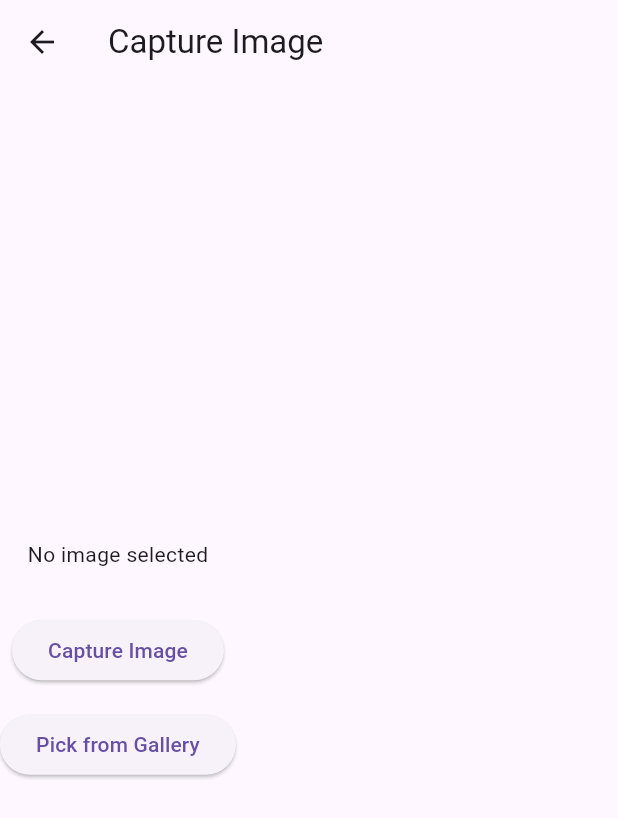
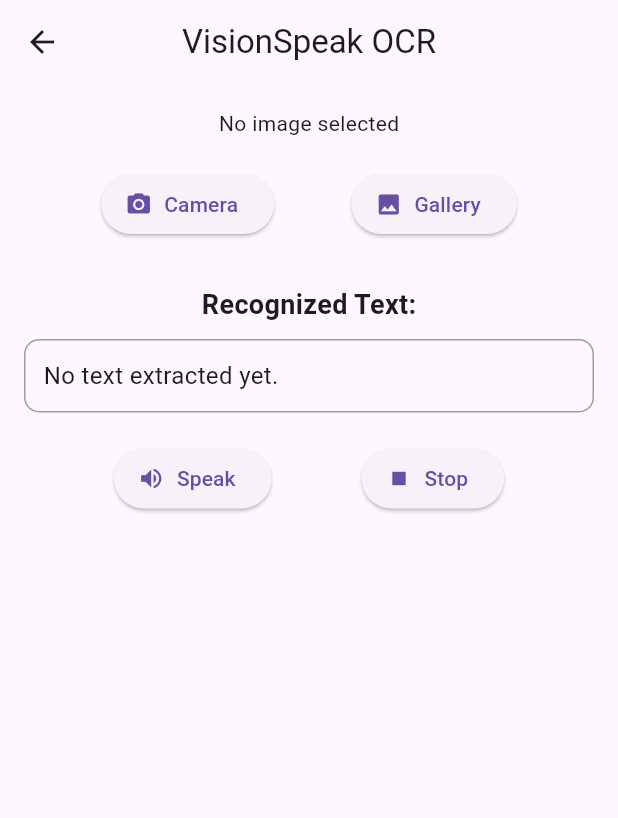
Before and after one commit to pranitpawar24/Visionspeak, a Flutter app: the CaptureScreen screen opened directly, on a phone screen of 412 x 824 dp. Shown: the top 818 px of the screen. Run offline on Flutter 3.47's test engine with Material 3 defaults, Android fonts, the phone set to English and light mode, and no system bars; our stand-ins replace flutter_tts, image_picker; missing offline and left inert: google_mlkit_text_recognition.

Commit message:
google ml kit and tts implemented

```diff
--- a/lib/screens/capture_screen.dart
+++ b/lib/screens/capture_screen.dart
@@ -1,6 +1,8 @@
 import 'dart:io';
 import 'package:flutter/material.dart';
 import 'package:image_picker/image_picker.dart';
+import 'package:google_mlkit_text_recognition/google_mlkit_text_recognition.dart';
+import 'package:flutter_tts/flutter_tts.dart';
 
 class CaptureScreen extends StatefulWidget {
   const CaptureScreen({super.key});
@@ -11,56 +13,157 @@ class CaptureScreen extends StatefulWidget {
 
 class _CaptureScreenState extends State<CaptureScreen> {
   File? _image;
+  String _recognizedText = '';
+  bool _isProcessing = false;
+
   final ImagePicker _picker = ImagePicker();
+  final TextRecognizer _textRecognizer =
+  TextRecognizer(script: TextRecognitionScript.latin);
+  final FlutterTts _flutterTts = FlutterTts();
 
-  Future<void> _pickFromCamera() async {
-    final XFile? picked =
-    await _picker.pickImage(source: ImageSource.camera);
+  // -------------------- IMAGE PICK --------------------
+
+  Future<void> _pickImage(ImageSource source) async {
+    final XFile? picked = await _picker.pickImage(source: source);
+
     if (picked != null) {
+      final File imageFile = File(picked.path);
+
       setState(() {
-        _image = File(picked.path);
+        _image = imageFile;
+        _recognizedText = '';
+        _isProcessing = true;
       });
+
+      await _processImage(imageFile);
     }
   }
 
-  Future<void> _pickFromGallery() async {
-    final XFile? picked =
-    await _picker.pickImage(source: ImageSource.gallery);
-    if (picked != null) {
+  // -------------------- OCR PROCESS --------------------
+
+  Future<void> _processImage(File imageFile) async {
+    final inputImage = InputImage.fromFile(imageFile);
+    final RecognizedText recognizedText =
+    await _textRecognizer.processImage(inputImage);
+
     setState(() {
-        _image = File(picked.path);
+      _recognizedText = recognizedText.text.isEmpty
+          ? "No text found in the image."
+          : recognizedText.text;
+      _isProcessing = false;
     });
   }
+
+  // -------------------- TEXT TO SPEECH --------------------
+
+  Future<void> _speakText() async {
+    if (_recognizedText.isNotEmpty &&
+        _recognizedText != "No text found in the image.") {
+      await _flutterTts.setLanguage("en-US");
+      await _flutterTts.setSpeechRate(0.5);
+      await _flutterTts.setVolume(1.0);
+      await _flutterTts.setPitch(1.0);
+      await _flutterTts.speak(_recognizedText);
     }
+  }
+
+  Future<void> _stopSpeaking() async {
+    await _flutterTts.stop();
+  }
+
+  // -------------------- DISPOSE --------------------
+
+  @override
+  void dispose() {
+    _textRecognizer.close();
+    _flutterTts.stop();
+    super.dispose();
+  }
+
+  // -------------------- UI --------------------
 
   @override
   Widget build(BuildContext context) {
     return Scaffold(
       appBar: AppBar(
-        title: const Text('Capture Image'),
+        title: const Text("VisionSpeak OCR"),
+        centerTitle: true,
       ),
-      body: Column(
-        mainAxisAlignment: MainAxisAlignment.center,
+      body: SingleChildScrollView(
+        padding: const EdgeInsets.all(16),
+        child: Column(
           children: [
             if (_image != null)
-            Image.file(_image!, height: 250)
+              ClipRRect(
+                borderRadius: BorderRadius.circular(12),
+                child: Image.file(_image!),
+              )
             else
-            const Text('No image selected'),
+              const Text("No image selected"),
+
+            const SizedBox(height: 20),
+
+            Row(
+              mainAxisAlignment: MainAxisAlignment.spaceEvenly,
+              children: [
+                ElevatedButton.icon(
+                  onPressed: () => _pickImage(ImageSource.camera),
+                  icon: const Icon(Icons.camera_alt),
+                  label: const Text("Camera"),
+                ),
+                ElevatedButton.icon(
+                  onPressed: () => _pickImage(ImageSource.gallery),
+                  icon: const Icon(Icons.image),
+                  label: const Text("Gallery"),
+                ),
+              ],
+            ),
 
             const SizedBox(height: 30),
-
-          ElevatedButton(
-            onPressed: _pickFromCamera,
-            child: const Text('Capture Image'),
+    const Text(
+    "Recognized Text:",
+    style: TextStyle(
+    fontSize: 18,
+    fontWeight: FontWeight.bold,
+    ),
     ),
 
-          const SizedBox(height: 15),
+    const SizedBox(height: 10),
 
-          ElevatedButton(
-            onPressed: _pickFromGallery,
-            child: const Text('Pick from Gallery'),
+    Container(
+    padding: const EdgeInsets.all(12),
+    width: double.infinity,
+    decoration: BoxDecoration(
+    border: Border.all(color: Colors.grey),
+    borderRadius: BorderRadius.circular(10),
+    ),
+    child: Text(
+    _recognizedText.isEmpty
+    ? "No text extracted yet."
+        : _recognizedText,
+    style: const TextStyle(fontSize: 16),
+    ),
+    ),
+
+    const SizedBox(height: 20),
+
+    Row(
+    mainAxisAlignment: MainAxisAlignment.spaceEvenly,
+    children: [
+    ElevatedButton.icon(
+    onPressed: _speakText,
+    icon: const Icon(Icons.volume_up),
+    label: const Text("Speak"),
+    ),
+    ElevatedButton.icon(
+    onPressed: _stopSpeaking,
+    icon: const Icon(Icons.stop),
+    label: const Text("Stop"),
     ),
     ],
+    ),
+          ],
+        ),
       ),
     );
   }
--- a/pubspec.yaml
+++ b/pubspec.yaml
@@ -35,6 +35,8 @@ dependencies:
   # Use with the CupertinoIcons class for iOS style icons.
   cupertino_icons: ^1.0.8
   image_picker: ^1.1.2
+  google_mlkit_text_recognition: ^0.15.1
+  flutter_tts: ^4.2.5
 
 
 dev_dependencies:
```
Also changed, not shown: pubspec.lock, 3 other files. Lines whose indentation alone changed are shown as unchanged.
